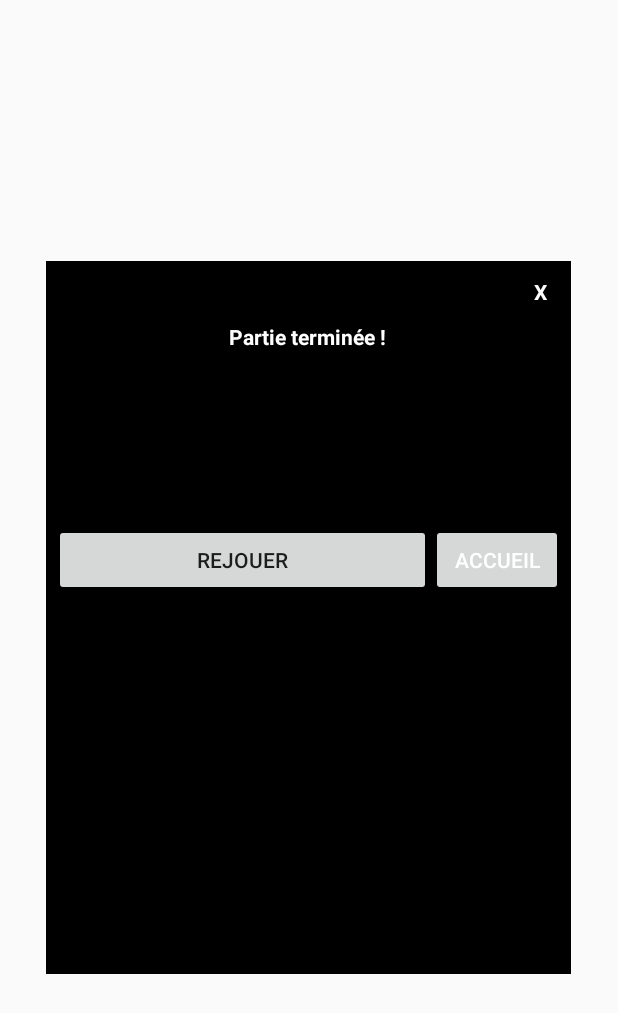
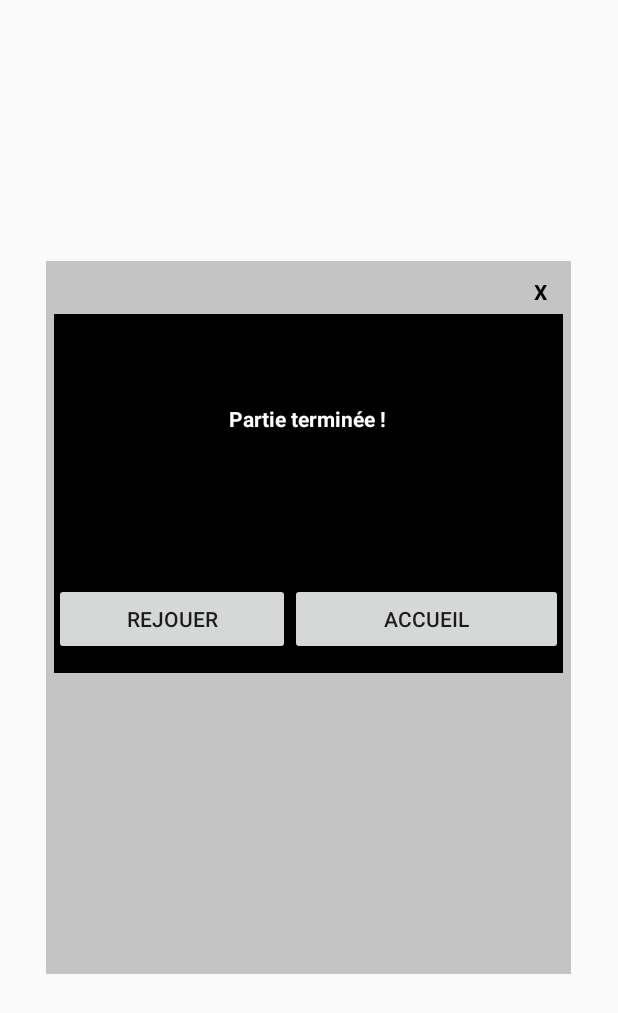
Before and after one commit to gamheror/ConnectFour-Bluetooth, an Android app: the layout result_popup.xml on its own in the app's theme, with its tools: preview values and no code run, on a phone screen of 412 x 824 dp. Shown: the top 1013 px of the screen. Run offline under Robolectric (Android 15) with nearby library versions, the phone set to English and light mode, and no system bars.

```diff
--- a/app/src/main/java/com/bluetooth/connectFour/fragments/GameFragment.java
+++ b/app/src/main/java/com/bluetooth/connectFour/fragments/GameFragment.java
@@ -143,8 +143,11 @@ public class GameFragment extends Fragment {
         butHome.setOnClickListener(new View.OnClickListener() {
             @Override
             public void onClick(View view) {
+                activity.exitFromConversation();
+                popupWindow.dismiss();
                 Intent intent_home = new Intent(getContext(), MainActivity.class);
                 startActivityForResult(intent_home, 48);
+
             }
         });
 
--- a/app/src/main/res/layout/result_popup.xml
+++ b/app/src/main/res/layout/result_popup.xml
@@ -4,22 +4,23 @@
     android:orientation="vertical"
     android:layout_width="350dp"
     android:layout_height="475dp"
-    android:background="@color/black"
+    android:background="@color/cardview_shadow_start_color"
     android:layout_above="@+id/gridView"
-
     android:padding="5dp"
     android:layout_gravity="center">
+
     <TextView
         android:id="@+id/txtclose"
         android:layout_width="30dp"
         android:layout_height="30dp"
-        android:textColor="@color/white"
+        android:textColor="@color/black"
         android:text="X"
         android:textStyle="bold"
         android:layout_gravity="end"
         android:gravity="center"/>
 
     <LinearLayout
+        android:background="@color/black"
         android:layout_width="match_parent"
         android:layout_height="wrap_content"
         android:orientation="vertical">
@@ -28,13 +29,14 @@
             android:layout_width="wrap_content"
             android:layout_height="wrap_content"
             android:layout_gravity="center_horizontal"
-            android:layout_marginTop="5dp"
+            android:layout_marginTop="60dp"
             android:text="Partie terminée !"
             android:textColor="@color/white"
             android:textStyle="bold" />
     </LinearLayout>
+
     <LinearLayout
-        android:layout_marginTop="15dp"
+
         android:orientation="horizontal"
         android:layout_width="match_parent"
         android:layout_height="wrap_content">
@@ -44,7 +46,9 @@
             android:orientation="vertical"
             android:layout_weight="1"
             android:layout_width="0dp"
-            android:layout_height="100dp">
+            android:layout_height="100dp"
+            android:background="@color/black"
+            >
 
             <TextView
                 android:id="@+id/result"
@@ -64,25 +68,23 @@
 
     <LinearLayout
         android:layout_width="match_parent"
-        android:layout_height="match_parent"
+        android:layout_height="60dp"
+        android:background="@color/black"
         android:orientation="horizontal">
 
         <Button
             android:id="@+id/Reset"
-            android:layout_width="159dp"
+            android:layout_width="182dp"
             android:layout_height="wrap_content"
             android:layout_weight="1"
             android:text="Rejouer" />
 
         <Button
             android:id="@+id/Accueil"
-            android:layout_width="wrap_content"
+            android:layout_width="182dp"
             android:layout_height="wrap_content"
             android:layout_gravity="center_horizontal"
-            android:layout_marginTop="25dp"
-            android:text="Accueil"
-
-            android:textColor="@color/white" />
+            android:text="Accueil" />
     </LinearLayout>
 
 </LinearLayout>
--- a/app/src/main/res/values-xxxhdpi/dimen.xml
+++ b/app/src/main/res/values-xxxhdpi/dimen.xml
@@ -22,7 +22,7 @@
     <dimen name="padding_grid">75dp</dimen>
 
     <!-- Include -->
-    <dimen name="size_include">600dp</dimen>
+    <dimen name="size_include">650dp</dimen>
     <dimen name="margin_top_include">40dp</dimen>
 
     <!-- Pion -->
```
Also changed, not shown: app/src/main/res/layout/activity_jeu.xml (+18 -12 lines), app/src/main/res/layout/content_jeu.xml (+3 -6 lines), app/src/main/res/values-xxhdpi/dimen.xml (+4 -4 lines).
